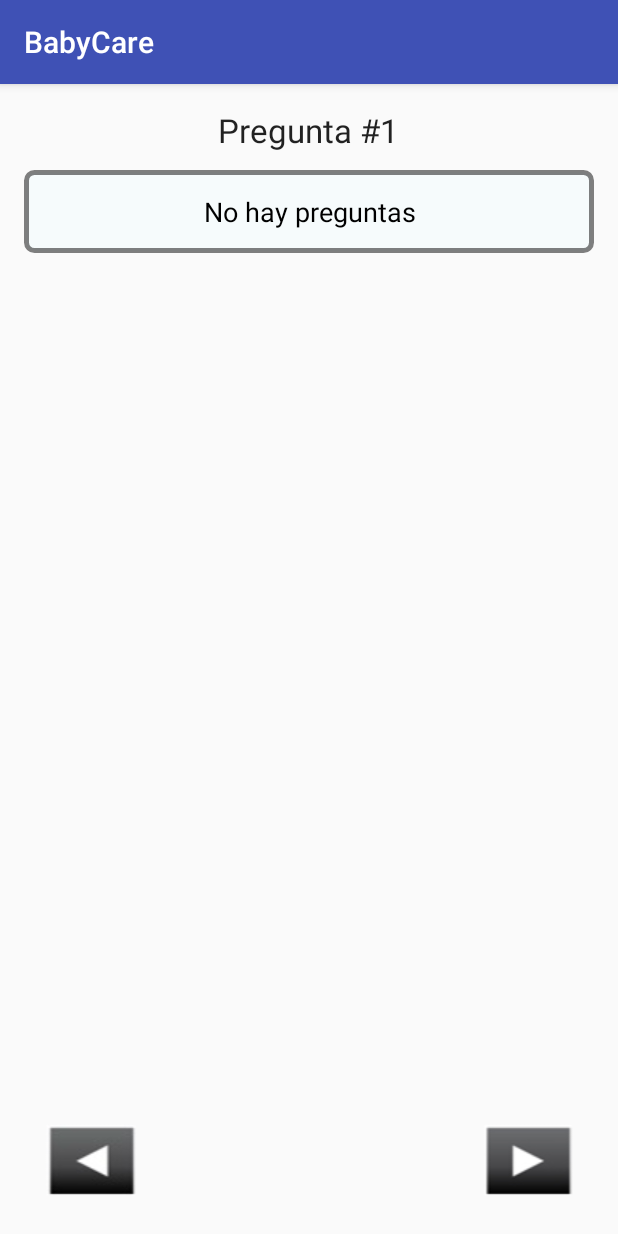
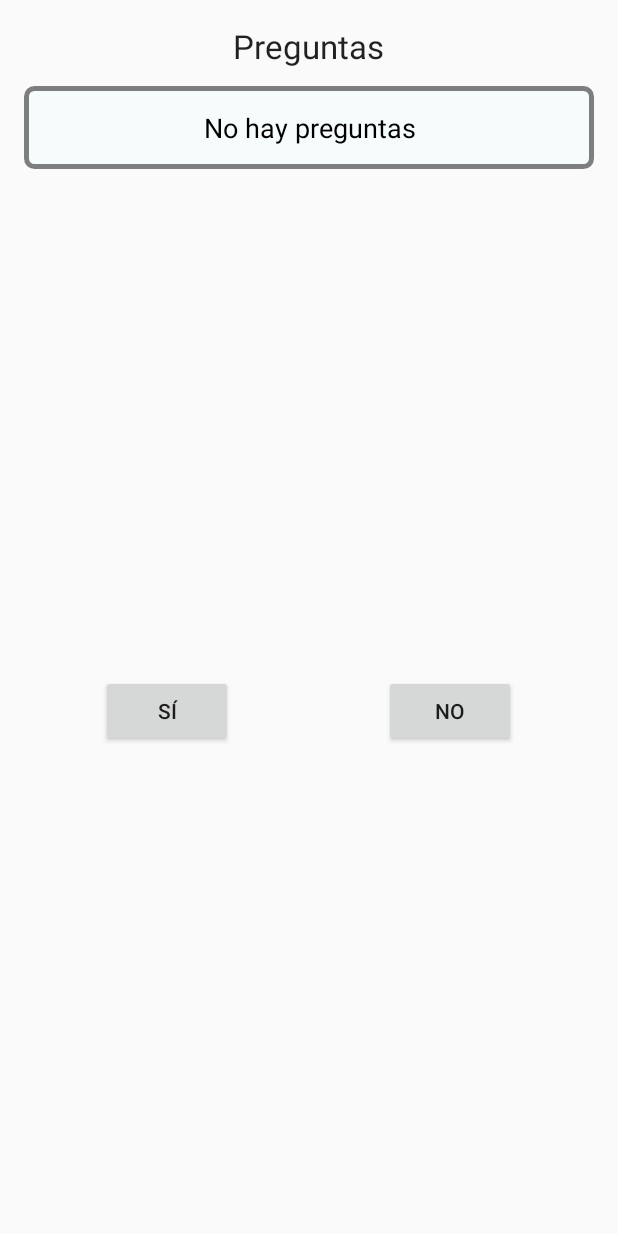
Before and after one commit to luisrra17/BabyCare, an Android app: the MainActivity screen opened directly, with no data from a screen before it, on a phone screen of 412 x 824 dp. Run offline under Robolectric (Android 15) with nearby library versions, the phone set to English and light mode, and no system bars; 2 statements that could not run were skipped.

Commit message:
hello from the Android´s site

```diff
--- a/app/src/main/java/com/example/adriana/babycare/MainActivity.java
+++ b/app/src/main/java/com/example/adriana/babycare/MainActivity.java
@@ -1,10 +1,12 @@
 package com.example.adriana.babycare;
 
+import android.app.Activity;
 import android.content.Intent;
 import android.support.v7.app.AppCompatActivity;
 import android.os.Bundle;
 import android.util.Log;
 import android.view.View;
+import android.view.Window;
 import android.widget.Button;
 import android.widget.ProgressBar;
 import android.widget.TextView;
@@ -21,16 +23,23 @@ import org.apache.http.util.EntityUtils;
 import org.json.JSONArray;
 
 import java.util.ArrayList;
+import java.util.HashMap;
+import java.util.Map;
 
-public class MainActivity extends AppCompatActivity {
+public class MainActivity extends Activity {
     public static int indicePreguntaG = -1;
     public static ArrayList<Pregunta> listaPreguntas2 = new ArrayList<>();
     public static TextView textViewPregunta;
     public static TextView textViewTitulo;
     public static ProgressBar progressBar;
+    public static Button botonSi;
+    public static Button botonNo;
+    public static int puntajeUsuario = 0;
+    Map<Integer, String> arregloAreas;
     @Override
     protected void onCreate(Bundle savedInstanceState) {
         super.onCreate(savedInstanceState);
+        requestWindowFeature(Window.FEATURE_NO_TITLE);
         setContentView(R.layout.activity_main);
 
         Intent intent = getIntent();
@@ -39,6 +48,8 @@ public class MainActivity extends AppCompatActivity {
         progressBar = (ProgressBar) findViewById(R.id.progressBar);
         textViewPregunta = (TextView) findViewById(R.id.textViewPregunta);
         textViewTitulo = (TextView) findViewById(R.id.textViewTitulo);
+        botonSi = (Button) findViewById(R.id.buttonSi);
+        botonNo = (Button) findViewById(R.id.buttonNo);
 
         Thread thread = new Thread(){
             @Override
@@ -46,6 +57,7 @@ public class MainActivity extends AppCompatActivity {
 
                 final String resultado  = getComentarioByRangoEdad(idRango);
                 final ArrayList<Pregunta> listaPreguntas = getPreguntasByRangoEdad(idRango);
+                arregloAreas = getAreas();
                 listaPreguntas2.clear();
                 runOnUiThread(new Runnable() {
                     @Override
@@ -58,50 +70,60 @@ public class MainActivity extends AppCompatActivity {
 
                         startActivity(new Intent(MainActivity.this,PopUp.class).putExtra("Texto",resultado));
                         System.out.println(resultado);
-                        progressBar.setVisibility(View.GONE);
+                        progressBar.setVisibility(View.INVISIBLE);
+                        botonSi.setVisibility(View.VISIBLE);
+                        botonNo.setVisibility(View.VISIBLE);
                         cambiarPregunta();
                     }
                 });
             }
         };
         thread.start();
-        Button botonSiguiente = (Button) findViewById(R.id.buttonSiguiente);
-        Button botonAnterior = (Button) findViewById(R.id.buttonAnterior);
-
-        botonSiguiente.setOnClickListener(new View.OnClickListener() {
-            @Override
-            public void onClick(View view) {
-                if(indicePreguntaG+1 < listaPreguntas2.size()){
-                cambiarPregunta();
-                }else{
-                    Toast.makeText(getApplicationContext(),"this is the last question",Toast.LENGTH_SHORT).show();
-                }
-            }
-        });
-        botonAnterior.setOnClickListener(new View.OnClickListener() {
-            @Override
-            public void onClick(View view) {
-                if(indicePreguntaG >= 1){
-                    indicePreguntaG -=2;
-                    cambiarPregunta();
-                }
-                else{
-                    Toast.makeText(getApplicationContext(),"this is the first question",Toast.LENGTH_SHORT).show();
-                }
-            }
-        });
 
     }
+    public void onClickBotonSiNo(View view){
+        int respuesta = Integer.parseInt(view.getTag().toString());
+        Pregunta preguntada = getPreguntaActual();
 
+        if (respuesta == preguntada.getSeleccion_peso()){
+            puntajeUsuario +=  preguntada.getPeso();
+        }
+        Toast.makeText(getApplicationContext(),"Puntaje: "+ puntajeUsuario,Toast.LENGTH_SHORT).show();
+        if(!terminePreguntas()){
+            cambiarPregunta();
+        }else{
+            Toast.makeText(getApplicationContext(),"Terminé. Puntaje: "+ getNotaFinal(puntajeUsuario),Toast.LENGTH_SHORT).show();
+        }
+
+    }
     private void cambiarPregunta() {
         indicePreguntaG++;
-        textViewTitulo.setText("Pregunta #"+(indicePreguntaG+1));
         String textoPregunta = "No hay preguntas";
         if(listaPreguntas2.size() >0){
-        textoPregunta = listaPreguntas2.get(indicePreguntaG).getTexto();
+            textoPregunta = listaPreguntas2.get(indicePreguntaG).getTexto();
         }
+        textViewTitulo.setText("Pregunta #"+(indicePreguntaG+1)+" "+arregloAreas.get(listaPreguntas2.get(indicePreguntaG).getId_Area()));
         textViewPregunta.setText(textoPregunta);
 
+    }
+    public int getNotaFinal(int ptsUsuario){
+        int notaFinal = 0;
+        int sumPesos = 0;
+            for(Pregunta pregunta:listaPreguntas2){
+                sumPesos+=pregunta.getPeso();
+            }
+        notaFinal = (100*ptsUsuario)/sumPesos;
+        return notaFinal;
+    }
+    private boolean terminePreguntas(){
+        boolean termine = false;
+        if(indicePreguntaG+1 == listaPreguntas2.size()){
+            termine = true;
+        }
+        return termine;
+    }
+    private Pregunta getPreguntaActual(){
+        return listaPreguntas2.get(indicePreguntaG);
     }
 
     public static String getComentarioByRangoEdad(String rangoEdad){
@@ -129,6 +151,38 @@ public class MainActivity extends AppCompatActivity {
         }
         return comentario;
     }
+
+
+    public static Map<Integer, String> getAreas(){
+        Map<Integer, String> arregloAreas = new HashMap<Integer, String>();
+        String respuesta = "";
+        int id = 0;
+        String area = "";
+        HttpClient cliente = new DefaultHttpClient();
+        HttpContext contexto = new BasicHttpContext();
+        System.out.println("http://babycaretec.hol.es/BabyCare/getAreas.php");
+        HttpGet httpGet = new HttpGet("http://babycaretec.hol.es/BabyCare/getAreas.php");
+        try{
+            HttpResponse response = cliente.execute(httpGet,contexto);
+            HttpEntity entity  = response.getEntity();
+            respuesta = EntityUtils.toString(entity,"UTF-8");
+        }catch (Exception ex){
+
+        }
+        try{
+            JSONArray json  = new JSONArray(respuesta);
+            for (int i = 0; i<json.length();i++){
+                id = json.getJSONObject(i).getInt("id");
+                area = json.getJSONObject(i).getString("nombre");
+                arregloAreas.put(id,area);
+            }
+        }
+        catch(Exception e){
+
+        }
+        return arregloAreas;
+    }
+
     public static ArrayList<Pregunta> getPreguntasByRangoEdad(String rangoEdad){
         ArrayList<Pregunta> listaPreguntas = new ArrayList<Pregunta>();
         String respuesta = "";
@@ -152,6 +206,7 @@ public class MainActivity extends AppCompatActivity {
                 pregunta.setId_Rango(json.getJSONObject(i).getInt("fid_rango"));
                 pregunta.setPeso(json.getJSONObject(i).getInt("Peso"));
                 pregunta.setTexto(json.getJSONObject(i).getString("texto"));
+                pregunta.setSeleccion_peso(json.getJSONObject(i).getInt("seleccion_peso"));
                 listaPreguntas.add(pregunta);
             }
         }
--- a/app/src/main/res/layout/activity_main.xml
+++ b/app/src/main/res/layout/activity_main.xml
@@ -33,23 +33,6 @@
         android:layout_alignParentTop="true"
         android:layout_centerHorizontal="true" />
 
-    <Button
-        android:layout_width="wrap_content"
-        android:layout_height="wrap_content"
-        android:id="@+id/buttonAnterior"
-        android:layout_alignParentBottom="true"
-        android:layout_alignParentStart="true"
-        android:background="@drawable/pr"/>
-
-    <Button
-        android:layout_width="wrap_content"
-        android:layout_height="wrap_content"
-        android:id="@+id/buttonSiguiente"
-        android:layout_alignParentBottom="true"
-        android:layout_alignParentEnd="true"
-        android:background="@drawable/ne"
-        android:layout_alignTop="@+id/buttonAnterior" />
-
     <ProgressBar
         style="?android:attr/progressBarStyleLarge"
         android:layout_width="wrap_content"
@@ -59,5 +42,27 @@
         android:layout_centerVertical="true"
         android:layout_centerHorizontal="true" />
 
+    <Button
+        android:layout_width="wrap_content"
+        android:layout_height="wrap_content"
+        android:text="Sí"
+        android:id="@+id/buttonSi"
+        android:layout_below="@+id/progressBar"
+        android:layout_toStartOf="@+id/textViewTitulo"
+        android:visibility="invisible"
+        android:tag="1"
+        android:onClick="onClickBotonSiNo" />
+
+    <Button
+        android:layout_width="wrap_content"
+        android:layout_height="wrap_content"
+        android:text="NO"
+        android:id="@+id/buttonNo"
+        android:layout_alignTop="@+id/buttonSi"
+        android:layout_toEndOf="@+id/textViewTitulo"
+        android:visibility="invisible"
+        android:tag="0"
+        android:onClick="onClickBotonSiNo" />
+
 
 </RelativeLayout>
```
Also changed, not shown: app/src/main/java/com/example/adriana/babycare/Pregunta.java (+11 -1 lines).
